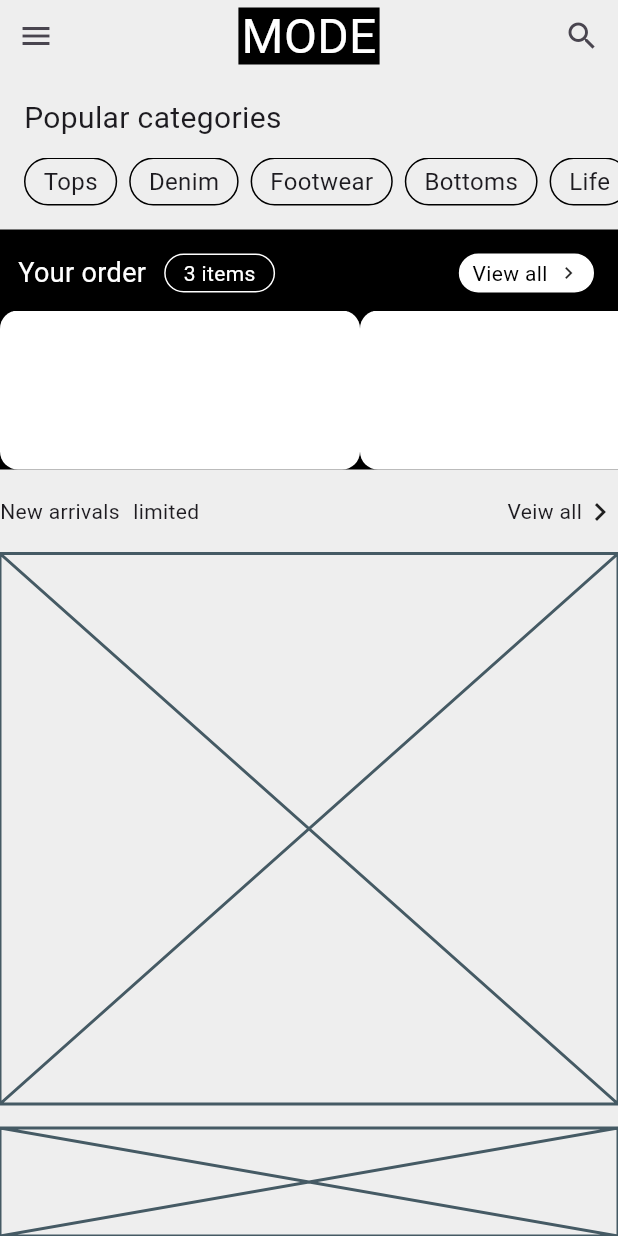
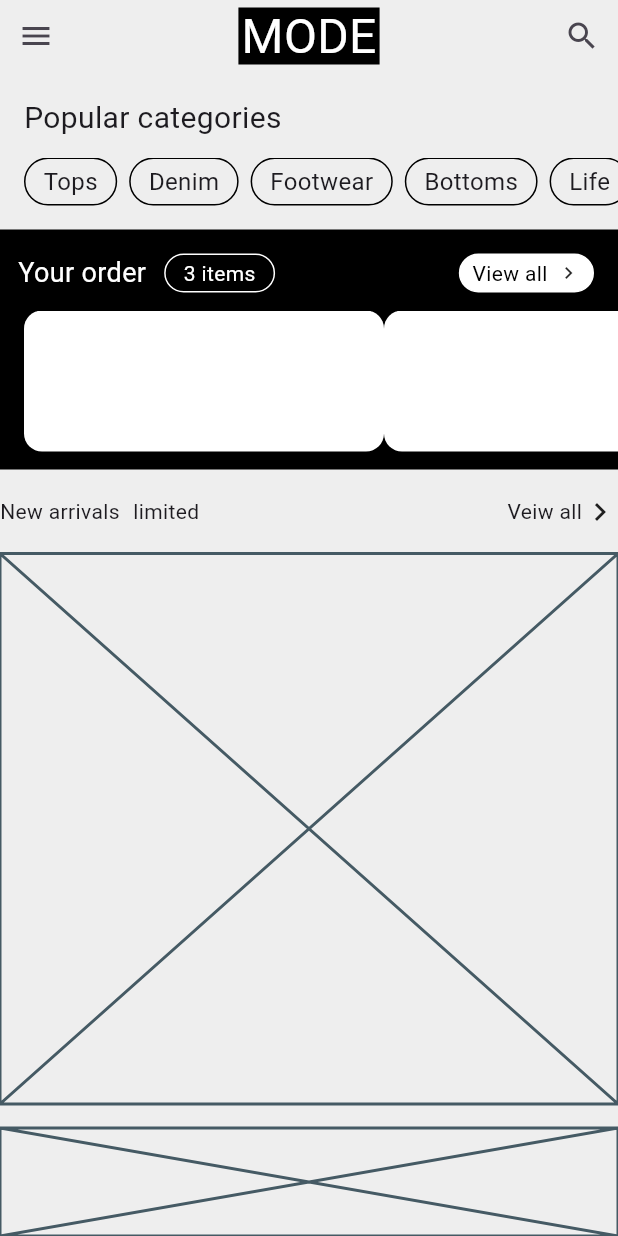
Before and after one commit to JAICHANGPARK/flutter_notebook_chapter_49, a Flutter app: the ECommerceHomePage screen opened directly, on a phone screen of 412 x 824 dp. Run offline on Flutter 3.47's test engine with Material 3 defaults, Android fonts, the phone set to English and light mode, and no system bars; our stand-ins replace google_fonts; Roboto replaces fonts that are missing (Akshar).

Commit message:
Update e_commerce_home_page.dart

```diff
--- a/lib/ep2451_e_commerce_app/ui/e_commerce_home_page.dart
+++ b/lib/ep2451_e_commerce_app/ui/e_commerce_home_page.dart
@@ -134,6 +134,8 @@ class _ECommerceHomePageState extends State<ECommerceHomePage> {
                     ),
                   ),
                   Expanded(
+                    child: Padding(
+                      padding: const EdgeInsets.fromLTRB(16, 0, 0, 12),
                       child: ListView.builder(
                         scrollDirection: Axis.horizontal,
                         itemBuilder: (context, index) {
@@ -145,6 +147,7 @@ class _ECommerceHomePageState extends State<ECommerceHomePage> {
                             ),
                           );
                         },
+                      ),
                     ),
                   ),
                 ],
```
Lines whose indentation alone changed are shown as unchanged.
